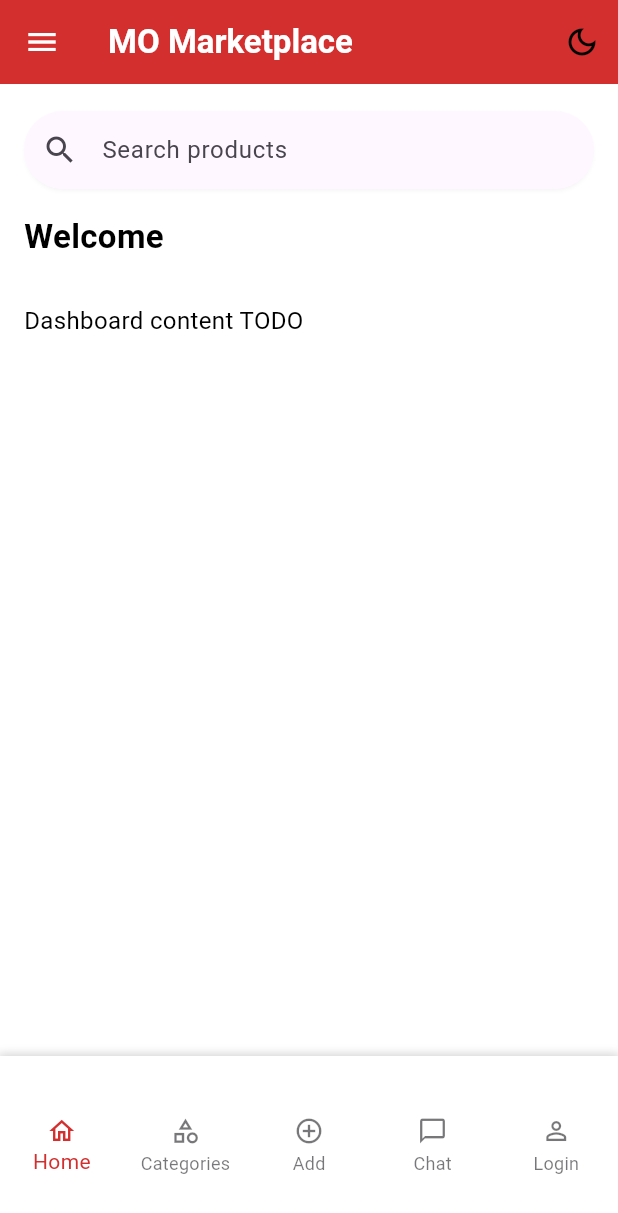
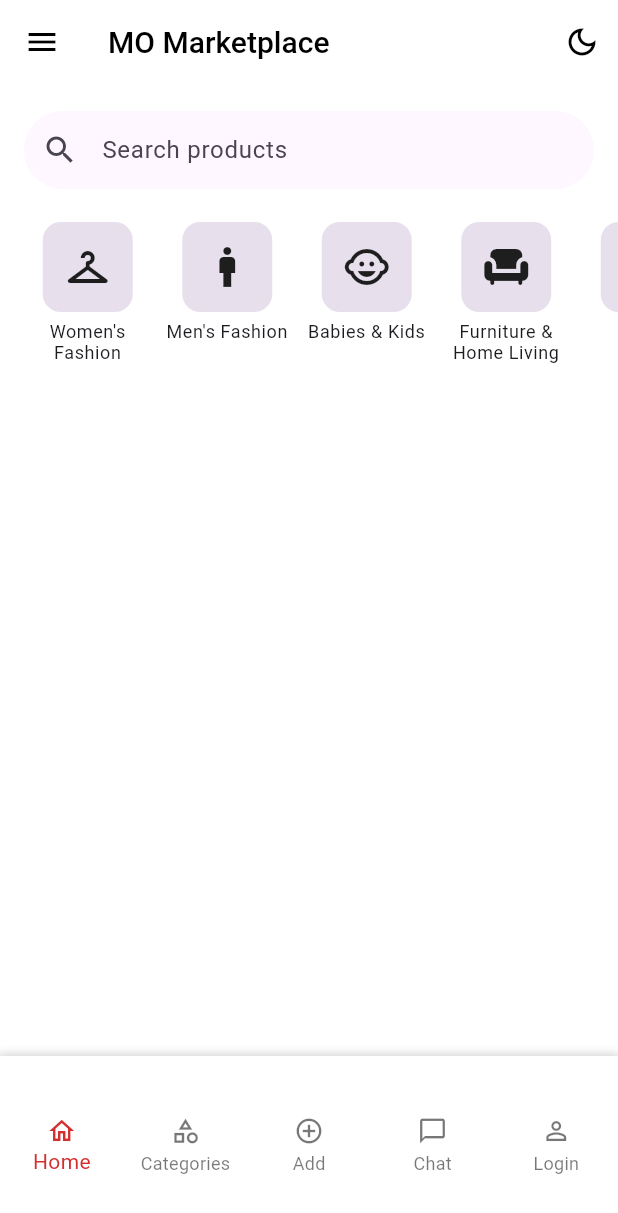
Before and after one commit to Nilupa-Illangarathna/mo-marketplace-flutter-assignment, a Flutter app: the screen it shows after launch, on a phone screen of 412 x 824 dp. Shown: the top 1213 px of the screen. Run offline on Flutter 3.47's test engine with Material 3 defaults, Android fonts, the phone set to English and light mode, and no system bars; our stand-ins replace shared_preferences.

Commit message:
feat(mobile): enhance dashboard appbar, added categories section

```diff
--- a/mobile-frontend/lib/core/theme/app_theme.dart
+++ b/mobile-frontend/lib/core/theme/app_theme.dart
@@ -12,9 +12,15 @@ class AppTheme {
     primaryColor: primaryRed,
 
     appBarTheme: const AppBarTheme(
-      backgroundColor: primaryRed,
-      foregroundColor: white,
+      backgroundColor: white,
+      foregroundColor: black,
       elevation: 0,
+      iconTheme: IconThemeData(color: black),
+      titleTextStyle: TextStyle(
+        color: black,
+        fontSize: 20,
+        fontWeight: FontWeight.w500,
+      ),
     ),
 
     textTheme: const TextTheme(
@@ -50,6 +56,12 @@ class AppTheme {
       backgroundColor: black,
       foregroundColor: white,
       elevation: 0,
+      iconTheme: IconThemeData(color: white),
+      titleTextStyle: TextStyle(
+        color: white,
+        fontSize: 20,
+        fontWeight: FontWeight.w500,
+      ),
     ),
 
     textTheme: const TextTheme(
--- /dev/null
+++ b/mobile-frontend/lib/data/mock/dashboard_categories.dart
@@ -0,0 +1,30 @@
+import 'package:flutter/material.dart';
+import '../../models/category_model.dart';
+
+const List<CategoryModel> dashboardCategories = [
+  CategoryModel(
+    name: 'Women\'s Fashion',
+    icon: Icons.checkroom,
+    route: '/category/women',
+  ),
+  CategoryModel(
+    name: 'Men\'s Fashion',
+    icon: Icons.man,
+    route: '/category/men',
+  ),
+  CategoryModel(
+    name: 'Babies & Kids',
+    icon: Icons.child_care,
+    route: '/category/baby',
+  ),
+  CategoryModel(
+    name: 'Furniture & Home Living',
+    icon: Icons.chair,
+    route: '/category/furniture',
+  ),
+  CategoryModel(
+    name: 'Toys',
+    icon: Icons.toys,
+    route: '/category/toys',
+  ),
+];
--- /dev/null
+++ b/mobile-frontend/lib/models/category_model.dart
@@ -0,0 +1,13 @@
+import 'package:flutter/material.dart';
+
+class CategoryModel {
+  final String name;
+  final IconData icon;
+  final String route;
+
+  const CategoryModel({
+    required this.name,
+    required this.icon,
+    required this.route,
+  });
+}
--- a/mobile-frontend/lib/screens/dashboard/dashboard_screen.dart
+++ b/mobile-frontend/lib/screens/dashboard/dashboard_screen.dart
@@ -1,10 +1,11 @@
 import 'package:flutter/material.dart';
 import '../../core/layout/header_matrics.dart';
+import '../../data/mock/dashboard_categories.dart';
 import '../../widgets/common/header.dart';
+import '../../widgets/dashboard/dashboard_category_list.dart';
 
 class DashboardPage extends StatelessWidget {
-  const DashboardPage({super.key});
-
+  DashboardPage({super.key});
   @override
   Widget build(BuildContext context) {
     return CustomScrollView(
@@ -12,23 +13,17 @@ class DashboardPage extends StatelessWidget {
 
          SliverToBoxAdapter(
             child: SizedBox(
-              height: DashboardLayoutMetrics.searchBarTopOffset() + 24,
+              height: DashboardLayoutMetrics.searchBarTopOffset() + 74,
             )
         ),
 
-        const SliverToBoxAdapter(
-            child: const PageHeader(title: 'Welcome')
+        SliverToBoxAdapter(
+          child: DashboardCategoryList(
+            categories: dashboardCategories,
+          ),
         ),
 
-        const SliverToBoxAdapter(
-          child: Padding(
-            padding: EdgeInsets.all(16),
-            child: Text(
-              'Dashboard content TODO',
-              style: TextStyle(fontSize: 16),
-            ),
-          ),
-        ),
+
       ],
     );
   }
--- a/mobile-frontend/lib/screens/home/homepage.dart
+++ b/mobile-frontend/lib/screens/home/homepage.dart
@@ -1,5 +1,4 @@
 import 'package:flutter/material.dart';
-import '../../core/constants/app_config.dart';
 import '../../core/layout/header_matrics.dart';
 import '../../core/routes/home_tab_enums.dart';
 import '../../core/theme/theme_controller.dart';
@@ -10,7 +9,6 @@ import '../auth/login.dart';
 import '../categories/categories_page.dart';
 import '../chat_page/chat_page.dart';
 import '../dashboard/dashboard_screen.dart';
-import '../dummy/dummy_ui.dart';
 import 'custom_nav_bar.dart';
 
 
@@ -25,12 +23,20 @@ class _HomePageState extends State<HomePage> {
 
   bool _isAnimating = false;
 
+
+  @override
+  void dispose() {
+    _pageController.dispose();
+    super.dispose();
+  }
+
+
   @override
   Widget build(BuildContext context) {
     final tab = homeTabFromIndex(_selectedIndex);
     return WillPopScope(
       onWillPop: () async {
-        return false; // Prevent going back
+        return false;
       },
       child: Scaffold(
         resizeToAvoidBottomInset: false,
@@ -44,11 +50,14 @@ class _HomePageState extends State<HomePage> {
 
                 return IconButton(
                   icon: Icon(
-                    isDark ? Icons.light_mode_outlined : Icons.dark_mode_outlined,
-                    color: isDark ? Colors.amber : Colors.black,
+                    isDark
+                        ? Icons.light_mode_outlined
+                        : Icons.dark_mode_outlined,
+                    color: isDark ? Colors.amber : null,
                   ),
                   onPressed: ThemeController.toggleTheme,
-                  tooltip: isDark ? 'Switch to Light Mode' : 'Switch to Dark Mode',
+                  tooltip:
+                  isDark ? 'Switch to Light Mode' : 'Switch to Dark Mode',
                 );
               },
             ),
@@ -61,7 +70,7 @@ class _HomePageState extends State<HomePage> {
               onPageChanged: (index) {
                 setState(() => _selectedIndex = index);
               },
-              children: const [
+              children: [
                 DashboardPage(),
                 CategoriesPage(),
                 AddPage(),
--- a/mobile-frontend/lib/widgets/common/search_bar.dart
+++ b/mobile-frontend/lib/widgets/common/search_bar.dart
@@ -15,7 +15,7 @@ class HomeSearchBar extends StatelessWidget {
     final theme = Theme.of(context);
 
     return Material(
-      elevation: 1,
+      elevation: 0,
       shadowColor: Colors.black.withOpacity(0.15),
       borderRadius: BorderRadius.circular(30),
       child: TextField(
--- /dev/null
+++ b/mobile-frontend/lib/widgets/dashboard/dashboard_category_list.dart
@@ -0,0 +1,63 @@
+import 'package:flutter/material.dart';
+import '../../models/category_model.dart';
+
+class DashboardCategoryList extends StatelessWidget {
+  final List<CategoryModel> categories;
+
+  const DashboardCategoryList({
+    super.key,
+    required this.categories,
+  });
+
+  @override
+  Widget build(BuildContext context) {
+    final theme = Theme.of(context);
+
+    return SizedBox(
+      height: 110,
+      child: ListView.builder(
+        scrollDirection: Axis.horizontal,
+        padding: const EdgeInsets.symmetric(horizontal: 12),
+        itemCount: categories.length,
+        itemBuilder: (context, index) {
+          final category = categories[index];
+
+          return GestureDetector(
+            onTap: () {
+              Navigator.pushNamed(context, category.route);
+            },
+            child: Container(
+              width: 85,
+              margin: const EdgeInsets.symmetric(horizontal: 4),
+              child: Column(
+                children: [
+                  Container(
+                    width: 60,
+                    height: 60,
+                    decoration: BoxDecoration(
+                      color: theme.colorScheme.surfaceVariant,
+                      borderRadius: BorderRadius.circular(12),
+                    ),
+                    child: Icon(
+                      category.icon,
+                      size: 32,
+                      color: theme.iconTheme.color,
+                    ),
+                  ),
+                  const SizedBox(height: 6),
+                  Text(
+                    category.name,
+                    textAlign: TextAlign.center,
+                    style: theme.textTheme.bodySmall?.copyWith(
+                      height: 1.2,
+                    ),
+                  ),
+                ],
+              ),
+            ),
+          );
+        },
+      ),
+    );
+  }
+}
```
Also changed, not shown: 4 other files.
